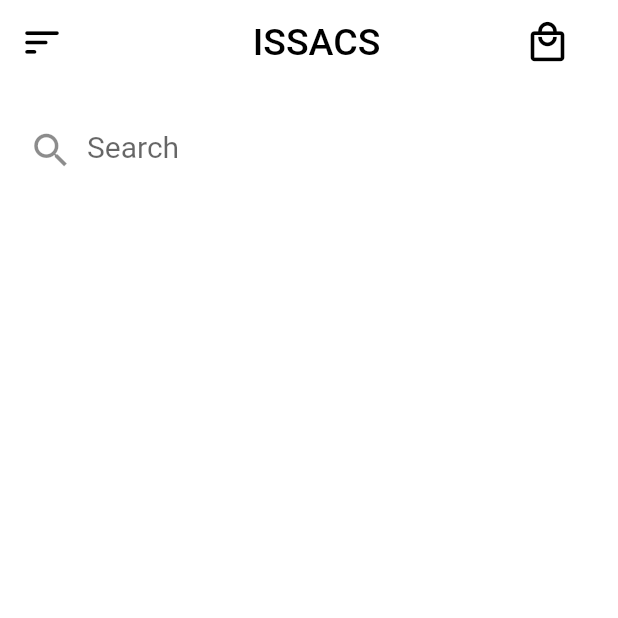
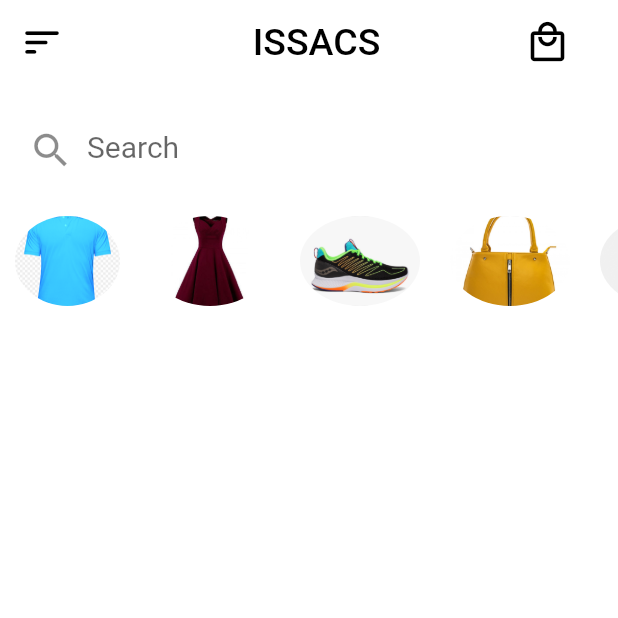
Before and after one commit to Vipul-2220/SimDevFlutter2, a Flutter app: the screen it shows after launch, on a phone screen of 412 x 824 dp, the top half of it. Run offline on Flutter 3.47's test engine with Material 2 defaults, Android fonts, the phone set to English and light mode, and no system bars.

Commit message:
Added Categories

```diff
--- /dev/null
+++ b/lib/Categories.dart
@@ -0,0 +1,165 @@
+import 'package:flutter/material.dart';
+
+class Categories extends StatelessWidget {
+  const Categories({Key? key}) : super(key: key);
+
+  @override
+  Widget build(BuildContext context) {
+    return Container(
+      height: 80.0,
+      color: Colors.white70,
+      child: ListView(
+        scrollDirection: Axis.horizontal,
+        children: [
+          Container(
+            margin: EdgeInsets.all(10.0),
+            height: 70.0,
+            width: 70.0,
+            decoration: BoxDecoration(
+              shape: BoxShape.circle,
+              boxShadow: [
+                BoxShadow(
+                  color: Colors.black12,
+                )
+              ],
+            ),
+            child: ClipOval(
+              child: Image(
+                height: 60.0,
+                width: 60.0,
+                fit: BoxFit.cover,
+                image: AssetImage("images/mentshirt.png"),
+              ),
+            ),
+          ),
+          Container(
+            margin: EdgeInsets.all(10.0),
+            height: 80.0,
+            width: 80.0,
+            decoration: BoxDecoration(
+              shape: BoxShape.circle,
+              boxShadow: [
+                BoxShadow(
+                  color: Colors.black12,
+                )
+              ],
+            ),
+            child: ClipOval(
+              child: Image(
+                height: 60.0,
+                width: 60.0,
+                fit: BoxFit.cover,
+                image: AssetImage("images/dresses.jpg"),
+              ),
+            ),
+          ),
+          Container(
+            margin: EdgeInsets.all(10.0),
+            height: 80.0,
+            width: 80.0,
+            decoration: BoxDecoration(
+                shape: BoxShape.circle,
+                boxShadow: [
+                  BoxShadow(
+                    color: Colors.black12,
+                  )
+                ],
+            ),
+            child: ClipOval(
+              child: Image(
+                height: 80.0,
+                width: 80.0,
+                fit: BoxFit.cover,
+                image: AssetImage("images/shoes.jpg"),
+              ),
+            ),
+          ),
+          Container(
+            margin: EdgeInsets.all(10.0),
+            height: 80.0,
+            width: 80.0,
+            decoration: BoxDecoration(
+                shape: BoxShape.circle,
+                boxShadow: [
+                  BoxShadow(
+                    color: Colors.black12,
+                  )
+                ],
+            ),
+            child: ClipOval(
+              child: Image(
+                height: 60.0,
+                width: 60.0,
+                fit: BoxFit.cover,
+                image: AssetImage("images/ladiesbag.jpg"),
+              ),
+            ),
+          ),
+          Container(
+            margin: EdgeInsets.all(10.0),
+            height: 80.0,
+            width: 80.0,
+            decoration: BoxDecoration(
+              shape: BoxShape.circle,
+              boxShadow: [
+                BoxShadow(
+                  color: Colors.black12,
+                )
+              ],
+            ),
+            child: ClipOval(
+              child: Image(
+                height: 60.0,
+                width: 60.0,
+                fit: BoxFit.cover,
+                image: AssetImage("images/hats.jpg"),
+              ),
+            ),
+          ),
+          Container(
+            margin: EdgeInsets.all(10.0),
+            height: 80.0,
+            width: 80.0,
+            decoration: BoxDecoration(
+              shape: BoxShape.circle,
+              boxShadow: [
+                BoxShadow(
+                  color: Colors.black12,
+                )
+              ],
+            ),
+            child: ClipOval(
+              child: Image(
+                height: 60.0,
+                width: 60.0,
+                fit: BoxFit.cover,
+                image: AssetImage("images/pants.jpg"),
+              ),
+            ),
+          ),
+          Container(
+            margin: EdgeInsets.all(10.0),
+            height: 80.0,
+            width: 80.0,
+            decoration: BoxDecoration(
+              shape: BoxShape.circle,
+              boxShadow: [
+                BoxShadow(
+                  color: Colors.black12,
+                )
+              ],
+            ),
+            child: ClipOval(
+              child: Image(
+                height: 60.0,
+                width: 60.0,
+                fit: BoxFit.cover,
+                image: AssetImage("images/watches.jpg"),
+              ),
+            ),
+          ),
+        ],
+      ),
+    );
+  }
+}
--- a/lib/main.dart
+++ b/lib/main.dart
@@ -1,9 +1,11 @@
 import 'package:flutter/material.dart';
 import 'package:flutter/services.dart';
+import 'package:sim_dev_task2/Categories.dart';
 
 void main() {
   runApp(
     MaterialApp(
+      debugShowCheckedModeBanner: false,
       home: MyApp(),
     ),
   );
@@ -70,6 +72,7 @@ class _MyAppState extends State<MyApp> {
               ),
             ),
           ),
+          Categories(),
         ],
       ),
     );
--- a/pubspec.yaml
+++ b/pubspec.yaml
@@ -45,9 +45,8 @@ flutter:
   uses-material-design: true
 
   # To add assets to your application, add an assets section, like this:
-  # assets:
-  #   - images/a_dot_burr.jpeg
-  #   - images/a_dot_ham.jpeg
+  assets:
+    - images/
 
   # An image asset can refer to one or more resolution-specific "variants", see
   # https://flutter.dev/assets-and-images/#resolution-aware.
```
Also changed, not shown: images/dresses.jpg (added), images/hats.jpg (added), images/ladiesbag.jpg (added), images/mentshirt.png (added), images/pants.jpg (added), images/shoes.jpg (added), images/watches.jpg (added).
